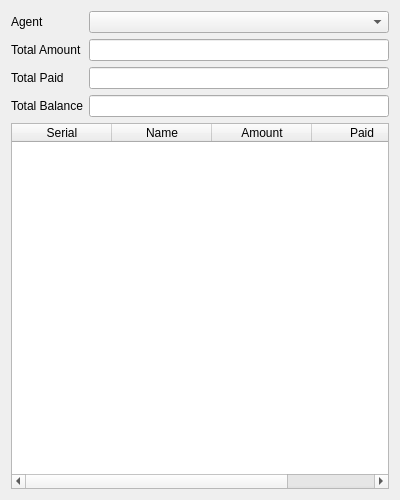
Above: daybookagentdialog.ui from alanhaggai/Daily-Collection before the change. Below: the same form after it.
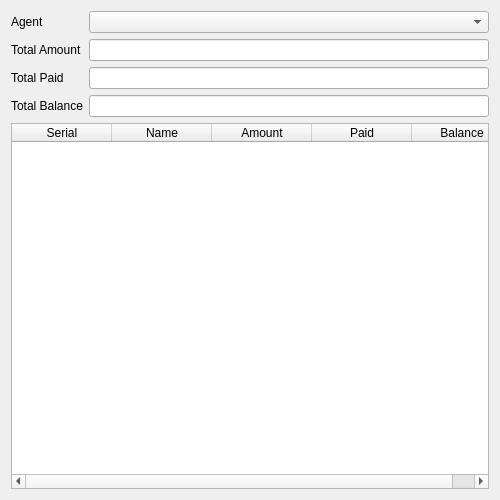
That is the form after the change.

Commit message: Resized all dialogs' widths from 400px to 500px

The edit to the form file:
```diff
--- a/daybookagentdialog.ui
+++ b/daybookagentdialog.ui
@@ -6,7 +6,7 @@
    <rect>
     <x>0</x>
     <y>0</y>
-    <width>400</width>
+    <width>500</width>
     <height>500</height>
    </rect>
   </property>
```
Left out of the diff: 3 changed lines with no effect on the pictures. The commit also changes 5 other files.
